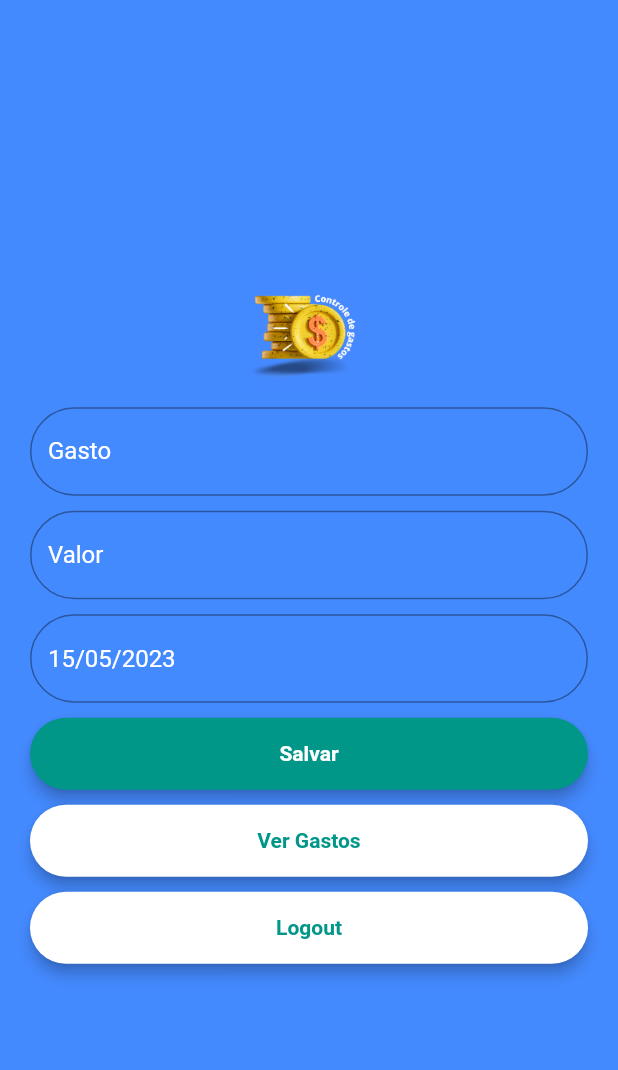
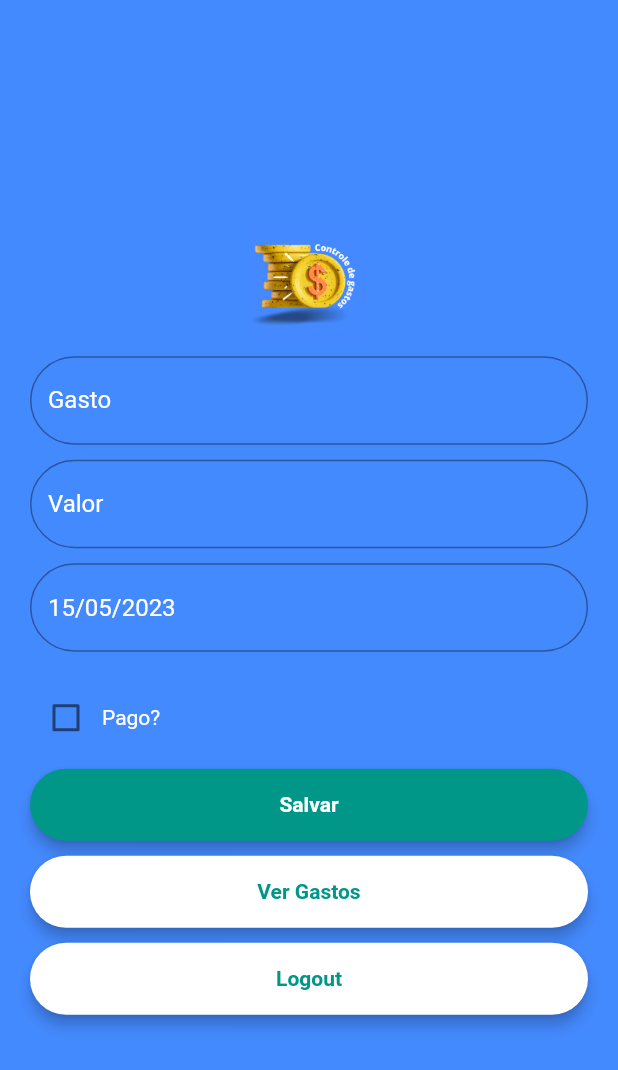
Before and after one commit to rafaellross/scjr1-projeto-final-mobile, a Flutter app: the ExpenseScreen screen opened by its route, after a tap on "Ver Gastos", after a tap on "Novo Gasto", on a phone screen of 412 x 824 dp. Shown: the top 1070 px of the screen. Run offline on Flutter 3.47's test engine with Material 2 defaults, Android fonts, the light colour scheme and no system bars; our stand-ins replace firebase_auth, firebase_core, sqflite; missing offline and left inert: dart:ffi; accounts and stored records are empty.

Commit message:
Adicionado checkbox mostrando se o gasto esta pago

```diff
--- a/lib/database_provider.dart
+++ b/lib/database_provider.dart
@@ -20,7 +20,7 @@ class DBProvider {
 
   initDB() async {
     Directory documentsDirectory = await getApplicationDocumentsDirectory();
-    String path = join(documentsDirectory.path, "expenses_db.db");
+    String path = join(documentsDirectory.path, "expenses_data.db");
 
     return await openDatabase(path, version: 1, onOpen: (db) {},
         onCreate: (Database db, int version) async {
@@ -29,7 +29,8 @@ class DBProvider {
             "id INTEGER PRIMARY KEY AUTOINCREMENT,"
             "expense_name TEXT,"
             "expense_amount REAL,"
-            "expense_date TEXT"
+            "expense_date TEXT,"
+            "expense_paid INTEGER"
             ")");
         });
   }
@@ -39,17 +40,10 @@ class DBProvider {
 
     //insert to the table using the new id
     var raw = await db.rawInsert(
-        "INSERT Into EXPENSE (expense_name,expense_amount,expense_date)"
-            " VALUES (?,?,?)",
-        [newExpense.expenseName, newExpense.expenseAmount, newExpense.expenseDate.toString()]);
+        "INSERT Into EXPENSE (expense_name,expense_amount,expense_date,expense_paid)"
+            " VALUES (?,?,?,?)",
+        [newExpense.expenseName, newExpense.expenseAmount, newExpense.expenseDate.toString(), newExpense.expensePaid]);
     return raw;
-  }
-
-  updateExpense(ExpenseModel newExpense) async {
-    final db = await database;
-    var res = await db.update("EXPENSE", newExpense.toMap(),
-        where: "id = ?", whereArgs: [newExpense.id]);
-    return res;
   }
 
   Future<List<ExpenseModel>> getAllExpenses() async {
@@ -66,8 +60,4 @@ class DBProvider {
     return db.delete("EXPENSE", where: "id = ?", whereArgs: [expense.id]);
   }
 
-  deleteAll() async {
-    final db = await database;
-    db.rawDelete("DELETE FROM EXPENSE");
-  }
 }
--- a/lib/model/expense_model.dart
+++ b/lib/model/expense_model.dart
@@ -5,12 +5,14 @@ class ExpenseModel {
   String expenseName;
   double expenseAmount;
   DateTime expenseDate;
+  bool expensePaid;
 
   ExpenseModel({
     this.id,
     required this.expenseName,
     required this.expenseAmount,
-    required this.expenseDate
+    required this.expenseDate,
+    required this.expensePaid
   });
 
 
@@ -19,14 +21,16 @@ class ExpenseModel {
     id: json["id"],
     expenseName: json["expense_name"],
     expenseAmount: json["expense_amount"],
-    expenseDate: DateTime.parse(json["expense_date"])
+    expenseDate: DateTime.parse(json["expense_date"]),
+    expensePaid: json["expense_paid"] == 1
   );
 
   Map<String, dynamic> toMap() => {
     "id": id,
     "expense_name": expenseName,
     "expense_amount": expenseAmount,
-    "expense_date": expenseDate
+    "expense_date": expenseDate,
+    "expense_paid": expensePaid ? 1 : 0
   };
 
 
--- a/lib/screens/expense_screen.dart
+++ b/lib/screens/expense_screen.dart
@@ -24,6 +24,7 @@ import 'login_screen.dart';
     late double expenseAmount;
     TextEditingController _dateController = TextEditingController();
     DateTime _selectedDate = DateTime.now();
+    bool _isPaid = false;
 
     @override
     Widget build(BuildContext context) {
@@ -89,9 +90,32 @@ import 'login_screen.dart';
                 },
               ),
               const SizedBox(height: 10),
+
+              const SizedBox(height: 10),
+              Row(
+                children: [
+                  Checkbox(
+                    value: _isPaid,
+                    onChanged: (bool? value) {
+                      setState(() {
+                        _isPaid = value ?? false;
+                      });
+                    },
+                    checkColor: Colors.white,
+                    materialTapTargetSize: MaterialTapTargetSize.padded,
+                  ),
+                  const Text(
+                    'Pago?',
+                    style: TextStyle(
+                        color: Colors.white
+                    ),
+                  ),
+                ],
+              ),
+              const SizedBox(height: 10),
               RoundedButton(
                 text: 'Salvar',
-                onPressed: () => saveExpense(ExpenseModel(expenseName: expenseName, expenseAmount: expenseAmount, expenseDate: _selectedDate))
+                onPressed: () => saveExpense(ExpenseModel(expenseName: expenseName, expenseAmount: expenseAmount, expenseDate: _selectedDate, expensePaid: _isPaid))
             ),
               const SizedBox(height: 10),
               RoundedButton(
@@ -117,7 +141,8 @@ import 'login_screen.dart';
     }
 
     Future<void> saveExpense(ExpenseModel newEXpense) async {
-      print(newEXpense.expenseDate);
+      print("Expense paid");
+      print(newEXpense.expensePaid);
       await DBProvider.db.newExpense(newEXpense);
       Future.delayed(const Duration(seconds: 1)).then((_){
         Navigator.pushReplacement(
--- a/lib/screens/list_screen.dart
+++ b/lib/screens/list_screen.dart
@@ -44,6 +44,7 @@ class _ListScreenState extends State<ListScreen> {
                   final expense = _expenses[index];
                   var f = NumberFormat("###.00", "pt_BR");
                   return ListTile(
+                    leading: expense.expensePaid ? Icon(Icons.done, color: Colors.green) : Icon(Icons.cancel, color: Colors.red,),
                     tileColor: Colors.white,
                     textColor: Colors.black,
                     title: Text(expense.expenseName, style: const TextStyle(
```
